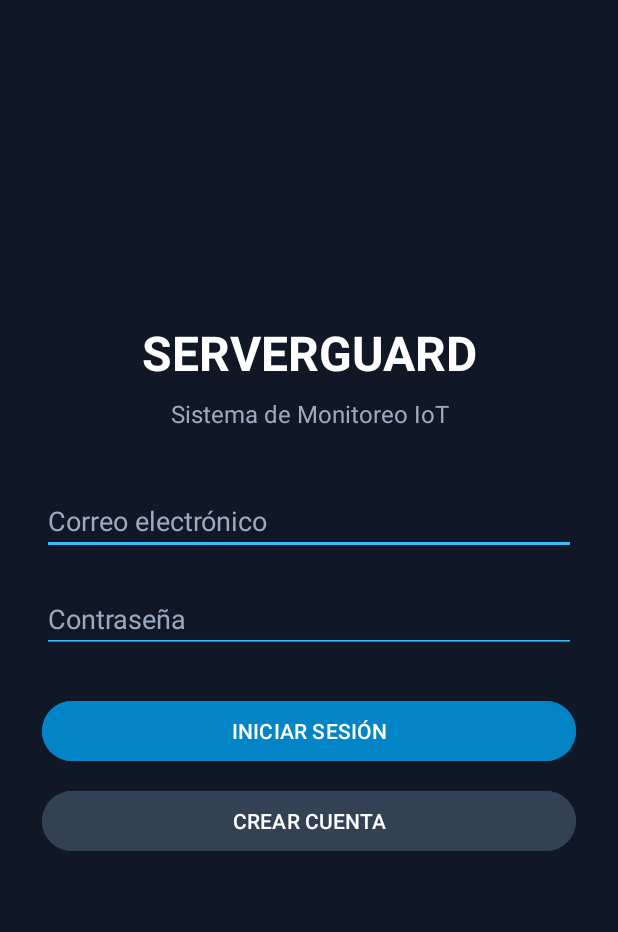
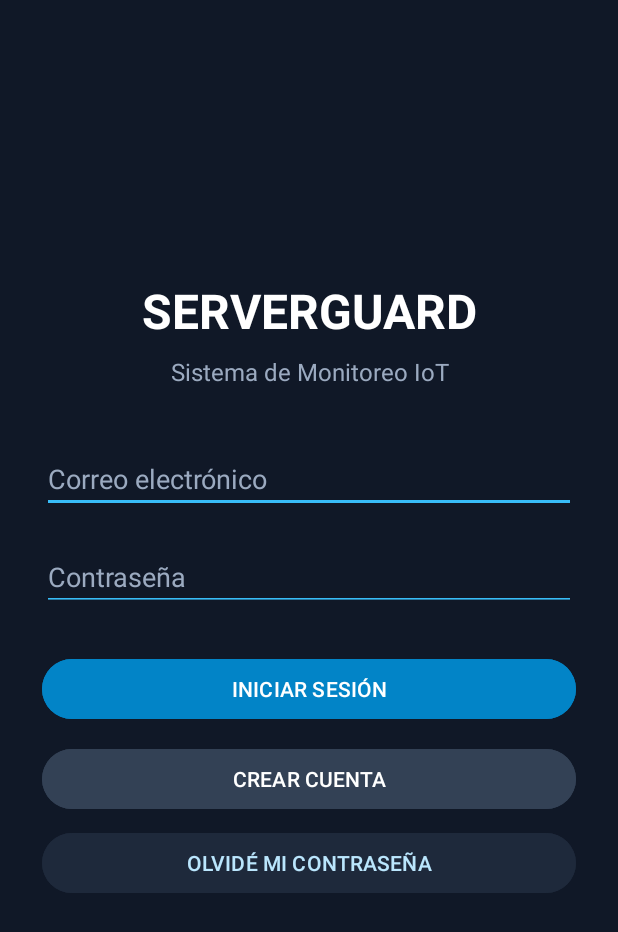
Before and after one commit to Jorge1896/ServerGuardIoT, an Android app: the screen it shows after launch (MainActivity), on a phone screen of 412 x 824 dp. Shown: the top 932 px of the screen. Run offline under Robolectric (Android 15) with nearby library versions, the phone set to English and light mode, and no system bars; our stand-ins replace Firebase (no records; nobody signed in at launch, a user with empty details on screens opened directly).

Commit message:
feat(ui): add password recovery to login screen

```diff
--- a/app/src/main/res/layout/activity_main.xml
+++ b/app/src/main/res/layout/activity_main.xml
@@ -75,6 +75,16 @@
             android:textColor="#FFFFFF"
             android:layout_marginTop="12dp"/>
 
+        <Button
+            android:id="@+id/btnRecuperar"
+            android:layout_width="match_parent"
+            android:layout_height="wrap_content"
+            android:text="OLVIDÉ MI CONTRASEÑA"
+            android:textAllCaps="false"
+            android:backgroundTint="#1E293B"
+            android:textColor="#BAE6FD"
+            android:layout_marginTop="8dp"/>
+
         <ProgressBar
             android:id="@+id/progressBar"
             android:layout_width="wrap_content"
```
